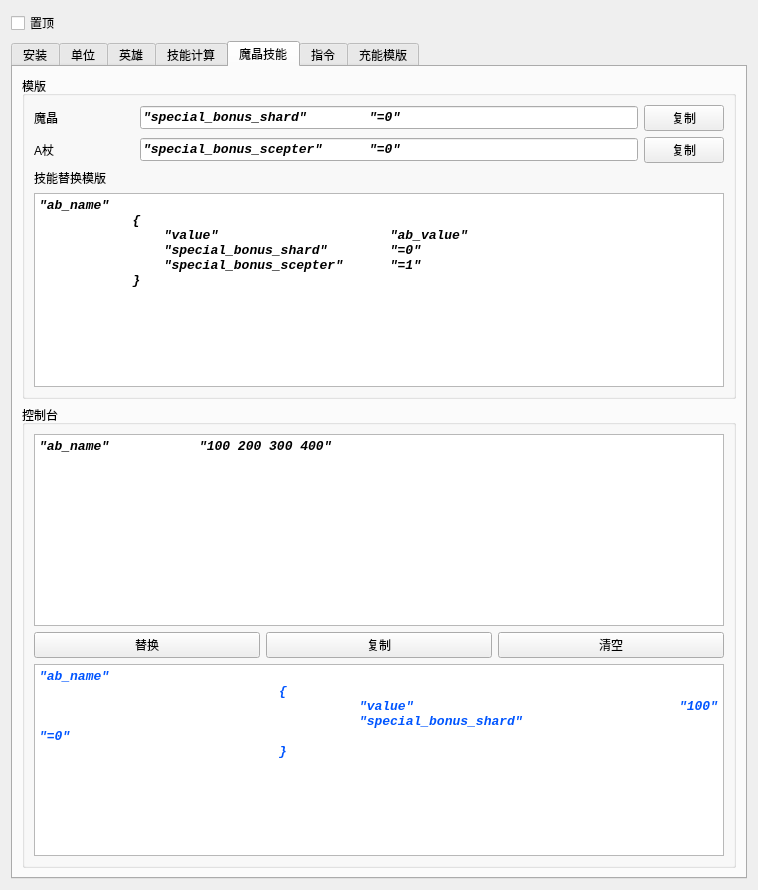
Qt form untitled.ui (JeremyChim/Dota-Tool) before a commit.
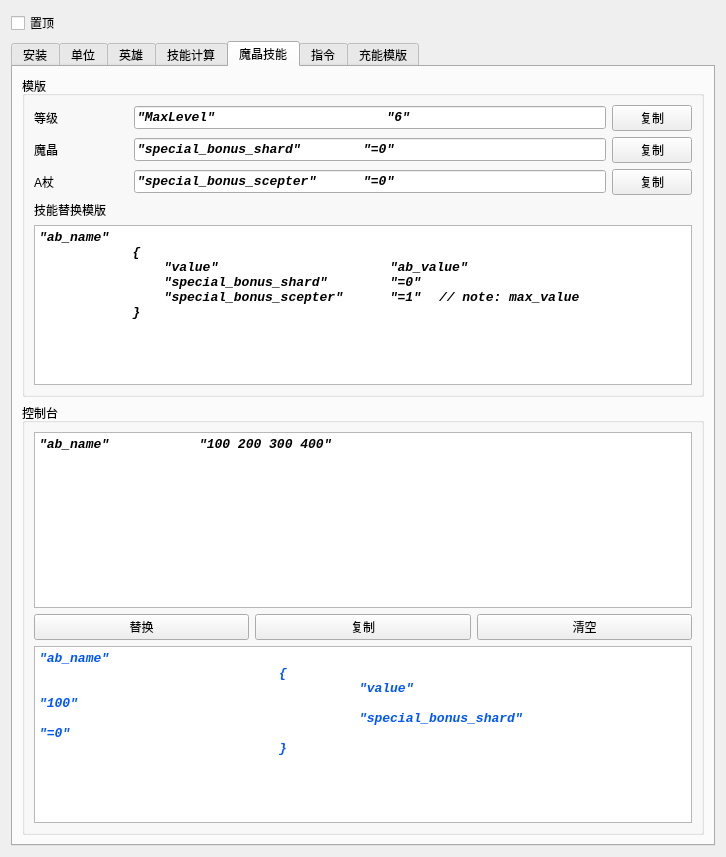
The same form after that commit.

Commit message: 魔晶技能替换：自动计算A杖值

```diff
--- a/untitled.ui
+++ b/untitled.ui
@@ -6,8 +6,8 @@
    <rect>
     <x>0</x>
     <y>0</y>
-    <width>758</width>
-    <height>890</height>
+    <width>726</width>
+    <height>800</height>
    </rect>
   </property>
   <property name="windowTitle">
@@ -2214,7 +2214,7 @@
               <item>
                <widget class="QLabel" name="label_17">
                 <property name="text">
-                 <string>魔晶</string>
+                 <string>等级</string>
                 </property>
                </widget>
               </item>
@@ -2224,12 +2224,13 @@
                  <font>
                   <family>Consolas</family>
                   <pointsize>10</pointsize>
+                  <weight>87</weight>
                   <italic>true</italic>
                   <bold>true</bold>
                  </font>
                 </property>
                 <property name="text">
-                 <string>&quot;special_bonus_shard&quot;        &quot;=0&quot;</string>
+                 <string>&quot;MaxLevel&quot;                      &quot;6&quot;</string>
                 </property>
                </widget>
               </item>
@@ -2242,6 +2243,40 @@
               </item>
              </layout>
             </item>
+            <item>
+             <layout class="QHBoxLayout" name="horizontalLayout_83" stretch="1,5,0">
+              <item>
+               <widget class="QLabel" name="label_38">
+                <property name="text">
+                 <string>魔晶</string>
+                </property>
+               </widget>
+              </item>
+              <item>
+               <widget class="QLineEdit" name="lineEdit_8">
+                <property name="font">
+                 <font>
+                  <family>Consolas</family>
+                  <pointsize>10</pointsize>
+                  <weight>87</weight>
+                  <italic>true</italic>
+                  <bold>true</bold>
+                 </font>
+                </property>
+                <property name="text">
+                 <string>&quot;special_bonus_shard&quot;        &quot;=0&quot;</string>
+                </property>
+               </widget>
+              </item>
+              <item>
+               <widget class="QPushButton" name="pushButton_11">
+                <property name="text">
+                 <string>复制</string>
+                </property>
+               </widget>
+              </item>
+             </layout>
+            </item>
             <item>
              <layout class="QHBoxLayout" name="horizontalLayout_18" stretch="1,5,0">
               <item>
@@ -2257,6 +2292,7 @@
                  <font>
                   <family>Consolas</family>
                   <pointsize>10</pointsize>
+                  <weight>87</weight>
                   <italic>true</italic>
                   <bold>true</bold>
                  </font>
@@ -2279,6 +2315,12 @@
              <layout class="QVBoxLayout" name="verticalLayout_8">
               <item>
                <widget class="QLabel" name="label_19">
+                <property name="sizePolicy">
+                 <sizepolicy hsizetype="Preferred" vsizetype="Preferred">
+                  <horstretch>0</horstretch>
+                  <verstretch>0</verstretch>
+                 </sizepolicy>
+                </property>
                 <property name="text">
                  <string>技能替换模版</string>
                 </property>
@@ -2286,10 +2328,35 @@
               </item>
               <item>
                <widget class="QTextEdit" name="textEdit">
+                <property name="sizePolicy">
+                 <sizepolicy hsizetype="Expanding" vsizetype="Expanding">
+                  <horstretch>0</horstretch>
+                  <verstretch>0</verstretch>
+                 </sizepolicy>
+                </property>
+                <property name="minimumSize">
+                 <size>
+                  <width>0</width>
+                  <height>0</height>
+                 </size>
+                </property>
+                <property name="maximumSize">
+                 <size>
+                  <width>16777215</width>
+                  <height>16777215</height>
+                 </size>
+                </property>
+                <property name="sizeIncrement">
+                 <size>
+                  <width>0</width>
+                  <height>0</height>
+                 </size>
+                </property>
                 <property name="font">
                  <font>
                   <family>Consolas</family>
                   <pointsize>10</pointsize>
+                  <weight>87</weight>
                   <italic>true</italic>
                   <bold>true</bold>
                  </font>
@@ -2299,18 +2366,15 @@
                 </property>
                 <property name="html">
                  <string>&lt;!DOCTYPE HTML PUBLIC &quot;-//W3C//DTD HTML 4.0//EN&quot; &quot;http://www.w3.org/TR/REC-html40/strict.dtd&quot;&gt;
-&lt;html&gt;&lt;head&gt;&lt;meta name=&quot;qrichtext&quot; content=&quot;1&quot; /&gt;&lt;meta charset=&quot;utf-8&quot; /&gt;&lt;style type=&quot;text/css&quot;&gt;
+&lt;html&gt;&lt;head&gt;&lt;meta name=&quot;qrichtext&quot; content=&quot;1&quot; /&gt;&lt;style type=&quot;text/css&quot;&gt;
 p, li { white-space: pre-wrap; }
-hr { height: 1px; border-width: 0; }
-li.unchecked::marker { content: &quot;\2610&quot;; }
-li.checked::marker { content: &quot;\2612&quot;; }
-&lt;/style&gt;&lt;/head&gt;&lt;body style=&quot; font-family:'Consolas'; font-size:10pt; font-weight:700; font-style:italic;&quot;&gt;
-&lt;p style=&quot; margin-top:0px; margin-bottom:0px; margin-left:0px; margin-right:0px; -qt-block-indent:0; text-indent:0px;&quot;&gt;&lt;span style=&quot; font-weight:696;&quot;&gt;&amp;quot;ab_name&amp;quot;&lt;/span&gt;&lt;/p&gt;
-&lt;p style=&quot; margin-top:0px; margin-bottom:0px; margin-left:0px; margin-right:0px; -qt-block-indent:0; text-indent:0px;&quot;&gt;&lt;span style=&quot; font-weight:696;&quot;&gt;            {&lt;/span&gt;&lt;/p&gt;
-&lt;p style=&quot; margin-top:0px; margin-bottom:0px; margin-left:0px; margin-right:0px; -qt-block-indent:0; text-indent:0px;&quot;&gt;&lt;span style=&quot; font-weight:696;&quot;&gt;                &amp;quot;value&amp;quot;                      &amp;quot;ab_value&amp;quot;&lt;/span&gt;&lt;/p&gt;
-&lt;p style=&quot; margin-top:0px; margin-bottom:0px; margin-left:0px; margin-right:0px; -qt-block-indent:0; text-indent:0px;&quot;&gt;&lt;span style=&quot; font-weight:696;&quot;&gt;                &amp;quot;special_bonus_shard&amp;quot;        &amp;quot;=0&amp;quot;&lt;/span&gt;&lt;/p&gt;
-&lt;p style=&quot; margin-top:0px; margin-bottom:0px; margin-left:0px; margin-right:0px; -qt-block-indent:0; text-indent:0px;&quot;&gt;&lt;span style=&quot; font-weight:696;&quot;&gt;                &lt;/span&gt;&amp;quot;special_bonus_scepter&amp;quot;      &amp;quot;=1&amp;quot;&lt;/p&gt;
-&lt;p style=&quot; margin-top:0px; margin-bottom:0px; margin-left:0px; margin-right:0px; -qt-block-indent:0; text-indent:0px;&quot;&gt;&lt;span style=&quot; font-weight:696;&quot;&gt;            }&lt;/span&gt;&lt;/p&gt;&lt;/body&gt;&lt;/html&gt;</string>
+&lt;/style&gt;&lt;/head&gt;&lt;body style=&quot; font-family:'Consolas'; font-size:10pt; font-weight:696; font-style:italic;&quot;&gt;
+&lt;p style=&quot; margin-top:0px; margin-bottom:0px; margin-left:0px; margin-right:0px; -qt-block-indent:0; text-indent:0px;&quot;&gt;&amp;quot;ab_name&amp;quot;&lt;/p&gt;
+&lt;p style=&quot; margin-top:0px; margin-bottom:0px; margin-left:0px; margin-right:0px; -qt-block-indent:0; text-indent:0px;&quot;&gt;            {&lt;/p&gt;
+&lt;p style=&quot; margin-top:0px; margin-bottom:0px; margin-left:0px; margin-right:0px; -qt-block-indent:0; text-indent:0px;&quot;&gt;                &amp;quot;value&amp;quot;                      &amp;quot;ab_value&amp;quot;&lt;/p&gt;
+&lt;p style=&quot; margin-top:0px; margin-bottom:0px; margin-left:0px; margin-right:0px; -qt-block-indent:0; text-indent:0px;&quot;&gt;                &amp;quot;special_bonus_shard&amp;quot;        &amp;quot;=0&amp;quot;&lt;/p&gt;
+&lt;p style=&quot; margin-top:0px; margin-bottom:0px; margin-left:0px; margin-right:0px; -qt-block-indent:0; text-indent:0px;&quot;&gt;                &amp;quot;special_bonus_scepter&amp;quot;      &amp;quot;=1&amp;quot;	// note: max_value&lt;/p&gt;
+&lt;p style=&quot; margin-top:0px; margin-bottom:0px; margin-left:0px; margin-right:0px; -qt-block-indent:0; text-indent:0px;&quot;&gt;            }&lt;/p&gt;&lt;/body&gt;&lt;/html&gt;</string>
                 </property>
                </widget>
               </item>
@@ -2335,19 +2399,17 @@
                <font>
                 <family>Consolas</family>
                 <pointsize>10</pointsize>
+                <weight>87</weight>
                 <italic>true</italic>
                 <bold>true</bold>
                </font>
               </property>
               <property name="html">
                <string>&lt;!DOCTYPE HTML PUBLIC &quot;-//W3C//DTD HTML 4.0//EN&quot; &quot;http://www.w3.org/TR/REC-html40/strict.dtd&quot;&gt;
-&lt;html&gt;&lt;head&gt;&lt;meta name=&quot;qrichtext&quot; content=&quot;1&quot; /&gt;&lt;meta charset=&quot;utf-8&quot; /&gt;&lt;style type=&quot;text/css&quot;&gt;
+&lt;html&gt;&lt;head&gt;&lt;meta name=&quot;qrichtext&quot; content=&quot;1&quot; /&gt;&lt;style type=&quot;text/css&quot;&gt;
 p, li { white-space: pre-wrap; }
-hr { height: 1px; border-width: 0; }
-li.unchecked::marker { content: &quot;\2610&quot;; }
-li.checked::marker { content: &quot;\2612&quot;; }
-&lt;/style&gt;&lt;/head&gt;&lt;body style=&quot; font-family:'Consolas'; font-size:10pt; font-weight:700; font-style:italic;&quot;&gt;
-&lt;p style=&quot; margin-top:0px; margin-bottom:0px; margin-left:0px; margin-right:0px; -qt-block-indent:0; text-indent:0px;&quot;&gt;&lt;span style=&quot; font-weight:696;&quot;&gt;&amp;quot;ab_name&amp;quot;		&amp;quot;100 200 300 400&amp;quot;&lt;/span&gt;&lt;/p&gt;&lt;/body&gt;&lt;/html&gt;</string>
+&lt;/style&gt;&lt;/head&gt;&lt;body style=&quot; font-family:'Consolas'; font-size:10pt; font-weight:696; font-style:italic;&quot;&gt;
+&lt;p style=&quot; margin-top:0px; margin-bottom:0px; margin-left:0px; margin-right:0px; -qt-block-indent:0; text-indent:0px;&quot;&gt;&amp;quot;ab_name&amp;quot;		&amp;quot;100 200 300 400&amp;quot;&lt;/p&gt;&lt;/body&gt;&lt;/html&gt;</string>
               </property>
              </widget>
             </item>
@@ -2382,6 +2444,7 @@
                <font>
                 <family>Consolas</family>
                 <pointsize>10</pointsize>
+                <weight>87</weight>
                 <italic>true</italic>
                 <bold>true</bold>
                </font>
@@ -2391,17 +2454,14 @@
               </property>
               <property name="html">
                <string>&lt;!DOCTYPE HTML PUBLIC &quot;-//W3C//DTD HTML 4.0//EN&quot; &quot;http://www.w3.org/TR/REC-html40/strict.dtd&quot;&gt;
-&lt;html&gt;&lt;head&gt;&lt;meta name=&quot;qrichtext&quot; content=&quot;1&quot; /&gt;&lt;meta charset=&quot;utf-8&quot; /&gt;&lt;style type=&quot;text/css&quot;&gt;
+&lt;html&gt;&lt;head&gt;&lt;meta name=&quot;qrichtext&quot; content=&quot;1&quot; /&gt;&lt;style type=&quot;text/css&quot;&gt;
 p, li { white-space: pre-wrap; }
-hr { height: 1px; border-width: 0; }
-li.unchecked::marker { content: &quot;\2610&quot;; }
-li.checked::marker { content: &quot;\2612&quot;; }
-&lt;/style&gt;&lt;/head&gt;&lt;body style=&quot; font-family:'Consolas'; font-size:10pt; font-weight:700; font-style:italic;&quot;&gt;
-&lt;p style=&quot; margin-top:0px; margin-bottom:0px; margin-left:0px; margin-right:0px; -qt-block-indent:0; text-indent:0px;&quot;&gt;&lt;span style=&quot; font-weight:696;&quot;&gt;&amp;quot;ab_name&amp;quot;&lt;/span&gt;&lt;/p&gt;
-&lt;p style=&quot; margin-top:0px; margin-bottom:0px; margin-left:0px; margin-right:0px; -qt-block-indent:0; text-indent:0px;&quot;&gt;&lt;span style=&quot; font-weight:696;&quot;&gt;			{&lt;/span&gt;&lt;/p&gt;
-&lt;p style=&quot; margin-top:0px; margin-bottom:0px; margin-left:0px; margin-right:0px; -qt-block-indent:0; text-indent:0px;&quot;&gt;&lt;span style=&quot; font-weight:696;&quot;&gt;				&amp;quot;value&amp;quot;				&amp;quot;100&amp;quot;&lt;/span&gt;&lt;/p&gt;
-&lt;p style=&quot; margin-top:0px; margin-bottom:0px; margin-left:0px; margin-right:0px; -qt-block-indent:0; text-indent:0px;&quot;&gt;&lt;span style=&quot; font-weight:696;&quot;&gt;				&amp;quot;special_bonus_shard&amp;quot;			&amp;quot;=0&amp;quot;&lt;/span&gt;&lt;/p&gt;
-&lt;p style=&quot; margin-top:0px; margin-bottom:0px; margin-left:0px; margin-right:0px; -qt-block-indent:0; text-indent:0px;&quot;&gt;&lt;span style=&quot; font-weight:696;&quot;&gt;			}&lt;/span&gt;&lt;/p&gt;&lt;/body&gt;&lt;/html&gt;</string>
+&lt;/style&gt;&lt;/head&gt;&lt;body style=&quot; font-family:'Consolas'; font-size:10pt; font-weight:696; font-style:italic;&quot;&gt;
+&lt;p style=&quot; margin-top:0px; margin-bottom:0px; margin-left:0px; margin-right:0px; -qt-block-indent:0; text-indent:0px;&quot;&gt;&amp;quot;ab_name&amp;quot;&lt;/p&gt;
+&lt;p style=&quot; margin-top:0px; margin-bottom:0px; margin-left:0px; margin-right:0px; -qt-block-indent:0; text-indent:0px;&quot;&gt;			{&lt;/p&gt;
+&lt;p style=&quot; margin-top:0px; margin-bottom:0px; margin-left:0px; margin-right:0px; -qt-block-indent:0; text-indent:0px;&quot;&gt;				&amp;quot;value&amp;quot;				&amp;quot;100&amp;quot;&lt;/p&gt;
+&lt;p style=&quot; margin-top:0px; margin-bottom:0px; margin-left:0px; margin-right:0px; -qt-block-indent:0; text-indent:0px;&quot;&gt;				&amp;quot;special_bonus_shard&amp;quot;			&amp;quot;=0&amp;quot;&lt;/p&gt;
+&lt;p style=&quot; margin-top:0px; margin-bottom:0px; margin-left:0px; margin-right:0px; -qt-block-indent:0; text-indent:0px;&quot;&gt;			}&lt;/p&gt;&lt;/body&gt;&lt;/html&gt;</string>
               </property>
              </widget>
             </item>
```
Left out of the diff: 66 changed lines with no effect on the pictures. The commit also changes 3 other files.
